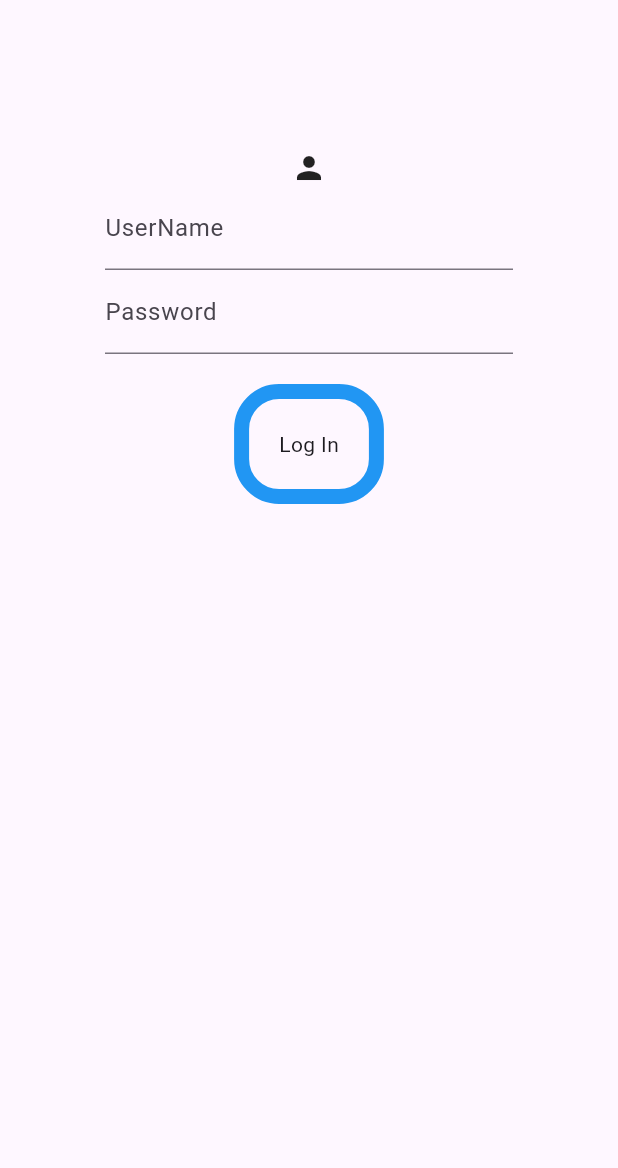
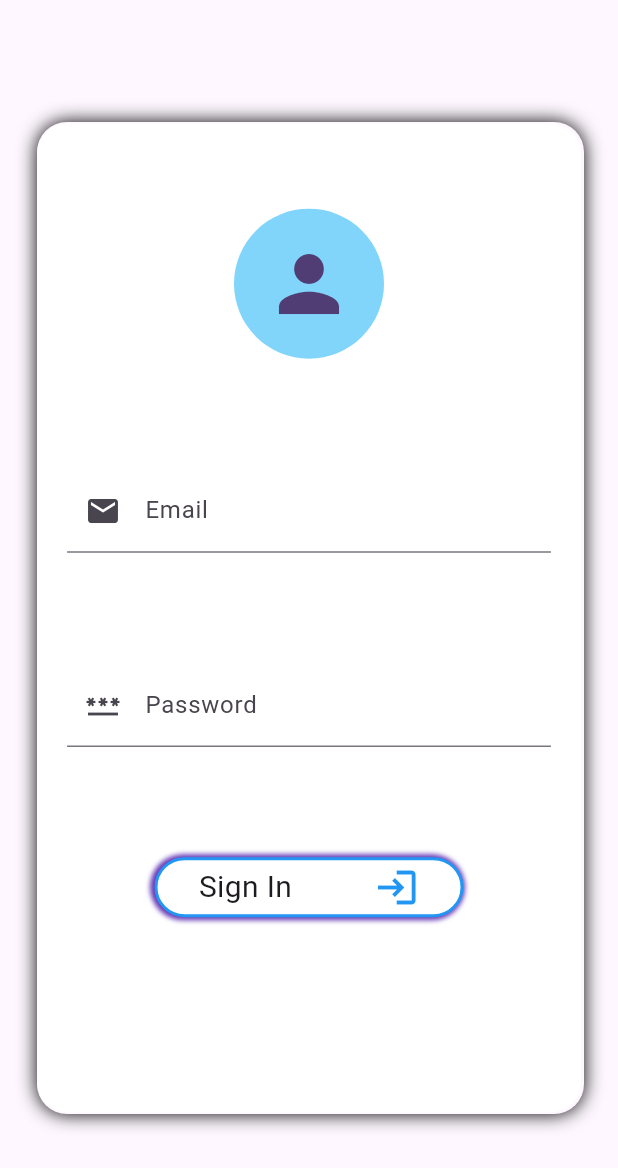
Before and after one commit to OsamaAltuhaif/homworkproject, a Flutter app: the screen it shows after launch, on a phone screen of 412 x 824 dp. Shown: the top 1168 px of the screen. Run offline on Flutter 3.47's test engine with Material 3 defaults, Android fonts, the phone set to English and light mode, and no system bars; our stand-ins replace dio.

Commit message:
Second Commit

```diff
--- a/lib/View/SignIn.dart
+++ b/lib/View/SignIn.dart
@@ -5,46 +5,82 @@ class SignIn extends StatelessWidget {
   TextEditingController userNameController = TextEditingController();
   TextEditingController passWordController = TextEditingController();
 
-
   @override
   Widget build(BuildContext context) {
     return Scaffold(
-        body: SingleChildScrollView(
+      // backgroundColor: Colors.lightBlue,
+      body: Container(
+        alignment: Alignment.center,
+        height: MediaQuery.of(context).size.height * 9.0,
         child: Container(
-            padding: EdgeInsets.symmetric(horizontal: 70, vertical: 100),
-                alignment: Alignment.center,
-                child: Column(children: [
-          Container(
-            child: Icon(Icons.person),
-          ),
-          Form(
+          padding: EdgeInsets.all(20),
+          decoration: BoxDecoration(
+              color: Colors.white,
+              boxShadow: [
+                BoxShadow(
+                    color: Colors.black,
+                    offset: Offset(1, 0),
+                    spreadRadius: 1,
+                    blurRadius: 10,
+                    blurStyle: BlurStyle.outer),
+              ],
+              borderRadius: BorderRadius.circular(20)),
+          height: MediaQuery.of(context).size.height * 0.8,
+          width: MediaQuery.of(context).size.width * 0.88,
+          child: Form(
             child: Column(
+              mainAxisAlignment: MainAxisAlignment.spaceAround,
               children: [
+                CircleAvatar(
+                    backgroundColor: Colors.lightBlue[200],
+                    child: Icon(Icons.person, size: 60),
+                    maxRadius: 50),
                 TextFormField(
                   controller: userNameController,
                   decoration: InputDecoration(
-                  label: Text("UserName"),
+                    prefixIcon: Icon(Icons.email),
+                    label: Text("Email"),
+
                   ),
                 ),
                 TextFormField(
                   controller: passWordController,
                   decoration: InputDecoration(
+                    prefixIcon: Icon(Icons.password),
                     label: Text("Password"),
                   ),
                 ),
                 TuhaifButton(
+                  border: 1,
+                  child: Row(
+                    mainAxisAlignment: MainAxisAlignment.spaceAround,
+                    children: [
+                      Text(
+                        "Sign In",
+                        textAlign: TextAlign.center,
+                        style: TextStyle(fontSize: 20),
+                      ),
+                      Icon(
+                        Icons.login,
+                        size: 30,
+                        color: Colors.blue,
+                      ),
+                    ],
+                  ),
+                  redus: 100,
+                  margin: 0,
+                  padding: 0,
+                  onTab: () {},
                   backgroundColor: Colors.lightBlue,
-                border: 10,
-                child: Text("Log In"),
-                margin: 20,
-                padding: 20,
-                redus: 30,
-                onTab: () {},
+                ),
+                SizedBox(
+                    //  height: 50,
                     )
               ],
-          ))
-                ]),
             ),
-        ));
+          ),
+        ),
+      ),
+    );
   }
 }
--- a/lib/Widgets/CustomButton.dart
+++ b/lib/Widgets/CustomButton.dart
@@ -26,17 +26,23 @@ class TuhaifButton extends StatelessWidget {
         Colors.green;
       },
       child: Container(
+        width: MediaQuery.of(context).size.width*0.5,
+        height: 40,
         padding: EdgeInsets.all(padding!),
         margin: EdgeInsets.all(margin!),
-        child: child,
         decoration: BoxDecoration(
+          color: Colors.white,
+          boxShadow: [
+            BoxShadow(color: Colors.deepPurple, spreadRadius: 2, blurRadius: 2, offset: Offset(-1, 0))
+          ],
           borderRadius: BorderRadius.circular(redus!),
           border: Border.all(
             style: BorderStyle.solid,
-            width: this.border!,
+            width: 2,
             color: Colors.blue,
           ),
         ),
+                child: child,
       ),
     );
   }
--- a/lib/main.dart
+++ b/lib/main.dart
@@ -55,11 +55,6 @@ class _MyHomePageState extends State<MyHomePage> {
 
   void _incrementCounter() {
     setState(() {
-      // This call to setState tells the Flutter framework that something has
-      // changed in this State, which causes it to rerun the build method below
-      // so that the display can reflect the updated values. If we changed
-      // _counter without calling setState(), then the build method would not be
-      // called again, and so nothing would appear to happen.
       _counter++;
     });
   }
```
Lines whose indentation alone changed are shown as unchanged.
